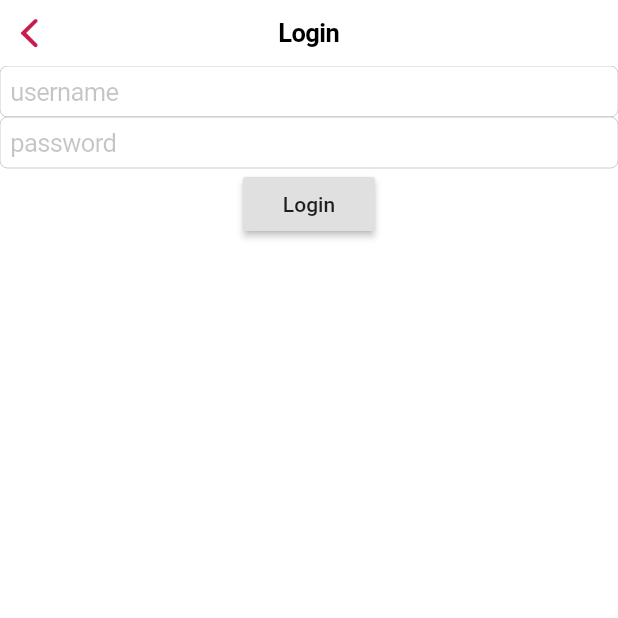
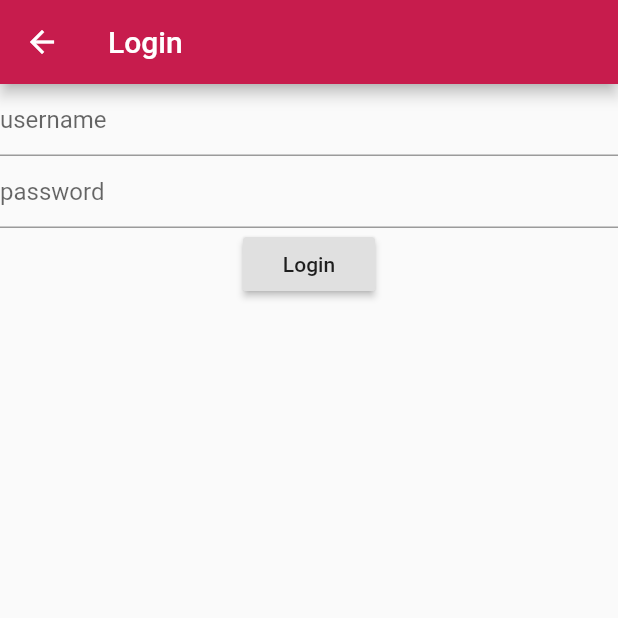
Before and after one commit to MTRNord/RSFlutterApp, a Flutter app: the LoginPage screen opened directly with empty values, on a phone screen of 412 x 824 dp, the top half of it. Run offline on Flutter 3.47's test engine with Material 2 defaults, Android fonts, the light colour scheme and no system bars; our stand-ins replace bloc, equatable, flutter_bloc, flutter_map, latlong, settings_ui; missing offline and left inert: flutter_map_marker_cluster; network calls fail.

Commit message:
Use Material design to drastically improve performance
Took 23 minutes

```diff
--- a/lib/blocs/MapBloc.dart
+++ b/lib/blocs/MapBloc.dart
@@ -23,7 +23,8 @@ class MapBloc extends Bloc<MapEvent, MapState> {
         final List<Station> stations =
             await railwayStationsRepository.getStations();
         yield MapLoaded(stations: stations);
-      } catch (_) {
+      } catch (e) {
+        debugPrint(e.toString());
         yield MapError();
       }
     } else if (event is RenderMap) {
--- a/lib/components/LoginForm.dart
+++ b/lib/components/LoginForm.dart
@@ -39,15 +39,19 @@ class _LoginFormState extends State<LoginForm> {
       },
       child: BlocBuilder<LoginBloc, LoginState>(
         builder: (context, state) {
-          return SafeArea(
+          return Form(
             child: Column(
               children: [
-                CupertinoTextField(
-                  placeholder: 'username',
+                TextFormField(
+                  decoration: InputDecoration(
+                    hintText: 'username',
+                  ),
                   controller: _usernameController,
                 ),
-                CupertinoTextField(
-                  placeholder: 'password',
+                TextFormField(
+                  decoration: InputDecoration(
+                    hintText: 'password',
+                  ),
                   controller: _passwordController,
                   obscureText: true,
                 ),
--- a/lib/views/LoginPage.dart
+++ b/lib/views/LoginPage.dart
@@ -2,12 +2,12 @@
 
 import 'package:flutter/cupertino.dart';
 import 'package:flutter/material.dart';
+import 'package:flutter_bloc/flutter_bloc.dart';
 
-import 'package:flutter_bloc/flutter_bloc.dart';
+import '../blocs/AuthenticationBloc.dart';
+import '../blocs/LoginBloc.dart';
+import '../components/LoginForm.dart';
 import '../repos/UserRepository.dart';
-import '../blocs/LoginBloc.dart';
-import '../blocs/AuthenticationBloc.dart';
-import '../components/LoginForm.dart';
 
 class LoginPage extends StatelessWidget {
   final UserRepository userRepository;
@@ -18,11 +18,11 @@ class LoginPage extends StatelessWidget {
 
   @override
   Widget build(BuildContext context) {
-    return CupertinoPageScaffold(
-      navigationBar: CupertinoNavigationBar(
-        middle: const Text('Login'),
+    return Scaffold(
+      appBar: AppBar(
+        title: const Text('Login'),
       ),
-      child: BlocProvider(
+      body: BlocProvider(
         create: (context) {
           return LoginBloc(
             authenticationBloc: BlocProvider.of<AuthenticationBloc>(context),
--- a/lib/views/SplashPage.dart
+++ b/lib/views/SplashPage.dart
@@ -4,8 +4,8 @@ import 'package:flutter/material.dart';
 class SplashPage extends StatelessWidget {
   @override
   Widget build(BuildContext context) {
-    return CupertinoPageScaffold(
-      child: Center(
+    return Scaffold(
+      body: Center(
         // TODO fix placeholder
         child: Text('Splash Screen'),
       ),
--- a/lib/views/tabs/SettingsTab.dart
+++ b/lib/views/tabs/SettingsTab.dart
@@ -13,8 +13,7 @@ class SettingsTabState extends State<SettingsTab>
   Widget build(BuildContext context) {
     super.build(context);
 
-    return Material(
-      child: SettingsList(sections: [
+    return SettingsList(sections: [
       SettingsSection(
         title: 'Bahnhofsdaten',
         tiles: [
@@ -33,8 +32,7 @@ class SettingsTabState extends State<SettingsTab>
         title: 'Verlinkung',
         tiles: [],
       ),
-      ]),
-    );
+    ]);
   }
 
   @override
```
Also changed, not shown: lib/main.dart (+3 -4 lines), lib/views/HomePage.dart (+35 -36 lines), 2 other files. Lines whose indentation alone changed are shown as unchanged.
